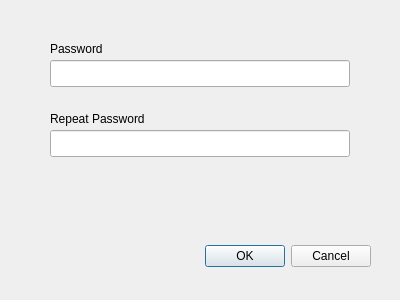
This is penyamanager/admin/passchangedialog.ui in eguzki/penyamanager as Qt 5 draws it before an edit. The edited form follows.
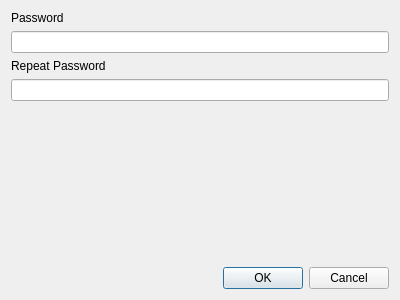
This is the edited form.

```diff
--- a/penyamanager/admin/passchangedialog.ui
+++ b/penyamanager/admin/passchangedialog.ui
@@ -13,44 +13,16 @@
   <property name="windowTitle">
    <string>Dialog</string>
   </property>
-  <widget class="QDialogButtonBox" name="buttonBox">
-   <property name="geometry">
-    <rect>
-     <x>30</x>
-     <y>240</y>
-     <width>341</width>
-     <height>32</height>
-    </rect>
-   </property>
-   <property name="orientation">
-    <enum>Qt::Horizontal</enum>
-   </property>
-   <property name="standardButtons">
-    <set>QDialogButtonBox::Cancel|QDialogButtonBox::Ok</set>
-   </property>
-  </widget>
+  <layout class="QVBoxLayout" name="verticalLayout">
+   <item>
   <widget class="QLabel" name="label">
-   <property name="geometry">
-    <rect>
-     <x>50</x>
-     <y>40</y>
-     <width>67</width>
-     <height>17</height>
-    </rect>
-   </property>
    <property name="text">
     <string>Password</string>
    </property>
   </widget>
+   </item>
+   <item>
   <widget class="QLineEdit" name="pwdLineEdit">
-   <property name="geometry">
-    <rect>
-     <x>50</x>
-     <y>60</y>
-     <width>300</width>
-     <height>27</height>
-    </rect>
-   </property>
    <property name="minimumSize">
     <size>
      <width>300</width>
@@ -58,28 +30,16 @@
     </size>
    </property>
   </widget>
+   </item>
+   <item>
   <widget class="QLabel" name="label_2">
-   <property name="geometry">
-    <rect>
-     <x>50</x>
-     <y>110</y>
-     <width>121</width>
-     <height>17</height>
-    </rect>
-   </property>
    <property name="text">
     <string>Repeat Password</string>
    </property>
   </widget>
+   </item>
+   <item>
   <widget class="QLineEdit" name="repeatedPwdLineEdit">
-   <property name="geometry">
-    <rect>
-     <x>50</x>
-     <y>130</y>
-     <width>300</width>
-     <height>27</height>
-    </rect>
-   </property>
    <property name="minimumSize">
     <size>
      <width>300</width>
@@ -87,6 +47,31 @@
     </size>
    </property>
   </widget>
+   </item>
+   <item>
+    <spacer name="verticalSpacer">
+     <property name="orientation">
+      <enum>Qt::Vertical</enum>
+     </property>
+     <property name="sizeHint" stdset="0">
+      <size>
+       <width>20</width>
+       <height>40</height>
+      </size>
+     </property>
+    </spacer>
+   </item>
+   <item>
+    <widget class="QDialogButtonBox" name="buttonBox">
+     <property name="orientation">
+      <enum>Qt::Horizontal</enum>
+     </property>
+     <property name="standardButtons">
+      <set>QDialogButtonBox::Cancel|QDialogButtonBox::Ok</set>
+     </property>
+    </widget>
+   </item>
+  </layout>
  </widget>
  <resources/>
  <connections>
```
Lines whose indentation alone changed are shown as unchanged.
